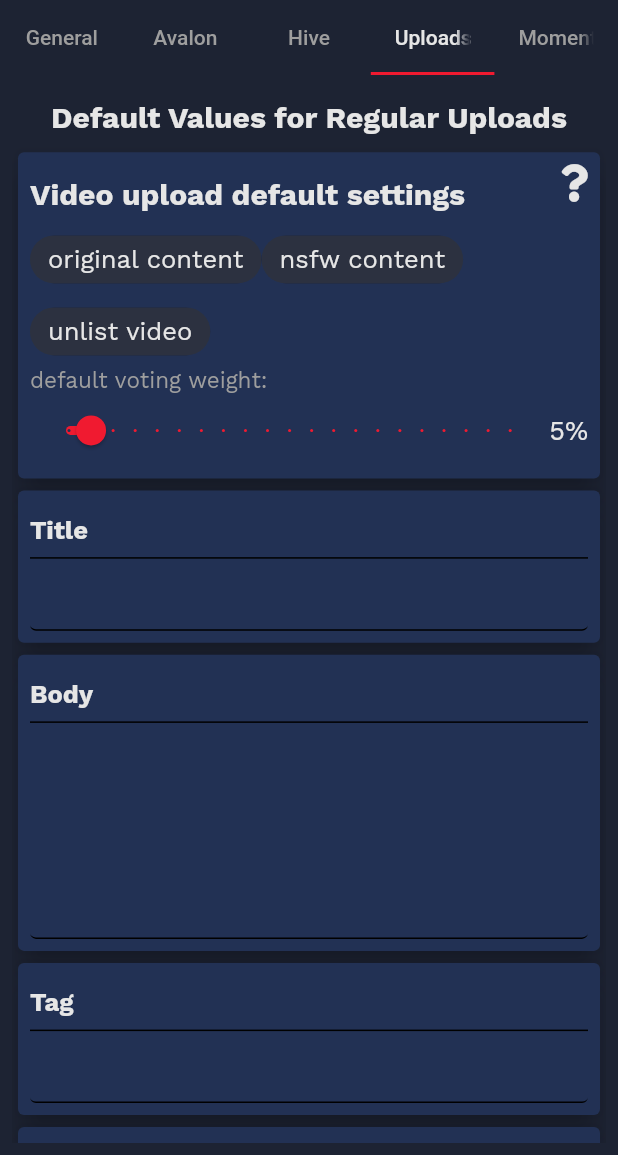
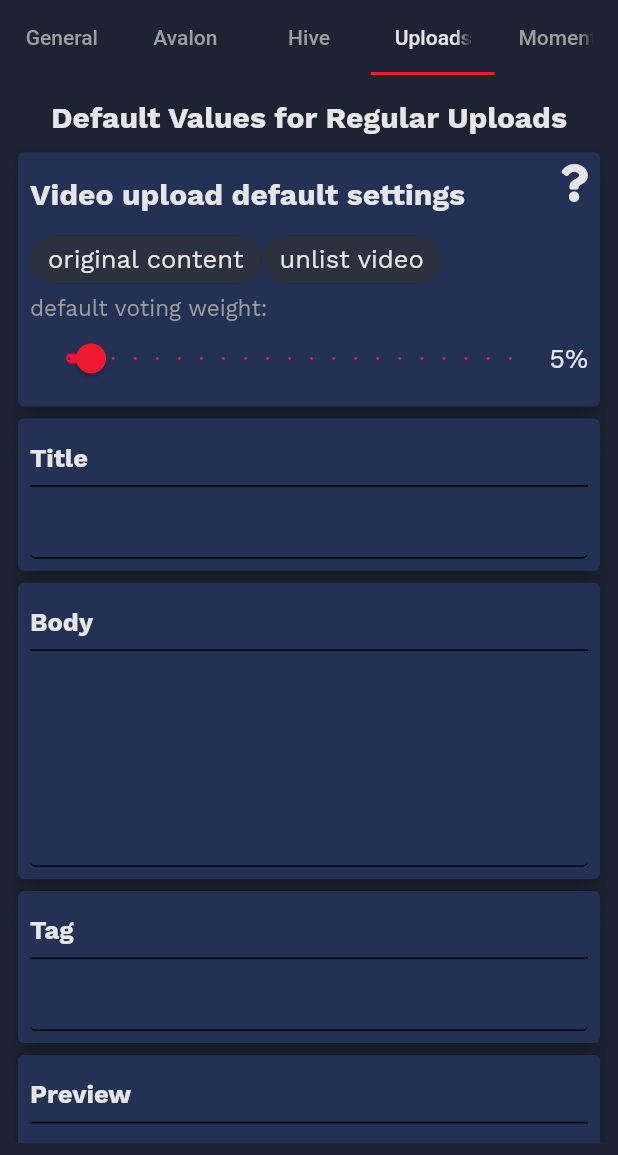
Before and after one commit to dtube/DTubeGo, a Flutter app: the SettingsTabContainer screen opened directly, tab 4 chosen, on a phone screen of 412 x 824 dp, the part 81-1236 px from its top. Run offline on Flutter 3.47's test engine with Material 2 defaults, Android fonts, the phone set to English and light mode, and no system bars; drawn by our look-alikes of flutter_markdown; our stand-ins replace another_flushbar, better_player, bloc, cached_network_image, carousel_slider, dio and 24 more; missing offline and left inert: auto_orientation, bs58, bs58check, chips_input, decorated_icon, disk_space and 10 more; accounts and stored records are empty; network calls fail.

Commit message:
removed nsfw preset options closes #214

```diff
--- a/lib/ui/pages/settings/SettingsTabContainer.dart
+++ b/lib/ui/pages/settings/SettingsTabContainer.dart
@@ -389,7 +389,7 @@ class _SettingsTabContainerState extends State<SettingsTabContainer>
                           children: [
                             Visibility(
                               visible:
-                                  _showNSFWSettings, // to get accepted by google those settings are invisible
+                                  false, // to get accepted by google we had to remove this option
                               child: DTubeFormCard(
                                 waitBeforeFadeIn: Duration(milliseconds: 200),
                                 avoidAnimation: _visitedTabs.contains(0),
@@ -1225,7 +1225,10 @@ class _SettingsTabContainerState extends State<SettingsTabContainer>
                                                 !_defaultUploadOC;
                                           });
                                         }),
-                                    ChoiceChip(
+                                    Visibility(
+                                      visible:
+                                          false, // to get accepted by google we had to remove this option
+                                      child: ChoiceChip(
                                           selected: _defaultUploadNSFW,
                                           label: Text('nsfw content'),
                                           labelStyle: Theme.of(context)
@@ -1246,6 +1249,7 @@ class _SettingsTabContainerState extends State<SettingsTabContainer>
                                                   !_defaultUploadNSFW;
                                             });
                                           }),
+                                    ),
                                     ChoiceChip(
                                         selected: _defaultUploadUnlist,
                                         label: Text('unlist video'),
@@ -1519,7 +1523,10 @@ class _SettingsTabContainerState extends State<SettingsTabContainer>
                                                 !_defaultMomentsOC;
                                           });
                                         }),
-                                    ChoiceChip(
+                                    Visibility(
+                                      visible:
+                                          false, // to get accepted by google we had to remove this option
+                                      child: ChoiceChip(
                                           selected: _defaultMomentsNSFW,
                                           label: Text('nsfw content'),
                                           labelStyle: Theme.of(context)
@@ -1540,6 +1547,7 @@ class _SettingsTabContainerState extends State<SettingsTabContainer>
                                                   !_defaultMomentsNSFW;
                                             });
                                           }),
+                                    ),
                                     ChoiceChip(
                                         selected: _defaultMomentsUnlist,
                                         label: Text('only show in moments'),
--- a/lib/ui/pages/upload/widgets/uploadForm.dart
+++ b/lib/ui/pages/upload/widgets/uploadForm.dart
@@ -680,7 +680,10 @@ class _UploadFormState extends State<UploadForm> {
                         !stateUploadData.originalContent;
                   });
                 }),
-            ChoiceChip(
+            Visibility(
+              visible:
+                  false, // to get accepted by google we had to remove this option
+              child: ChoiceChip(
                   selected: stateUploadData.nSFWContent,
                   label: Text('nsfw content',
                       style: Theme.of(context).textTheme.bodyText1),
@@ -695,9 +698,11 @@ class _UploadFormState extends State<UploadForm> {
                   selectedColor: Colors.green[700],
                   onSelected: (bool selected) {
                     setState(() {
-                    stateUploadData.nSFWContent = !stateUploadData.nSFWContent;
+                      stateUploadData.nSFWContent =
+                          !stateUploadData.nSFWContent;
                     });
                   }),
+            ),
             ChoiceChip(
                 selected: stateUploadData.unlistVideo,
                 label: Text('unlist video',
```
Lines whose indentation alone changed are shown as unchanged.
